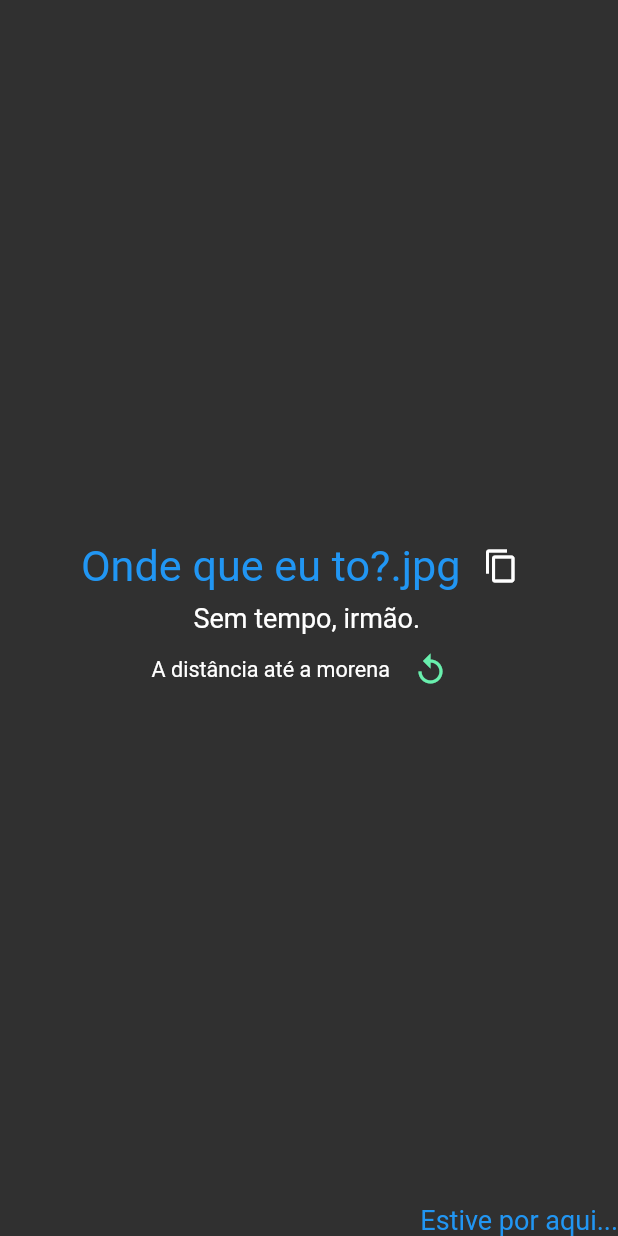
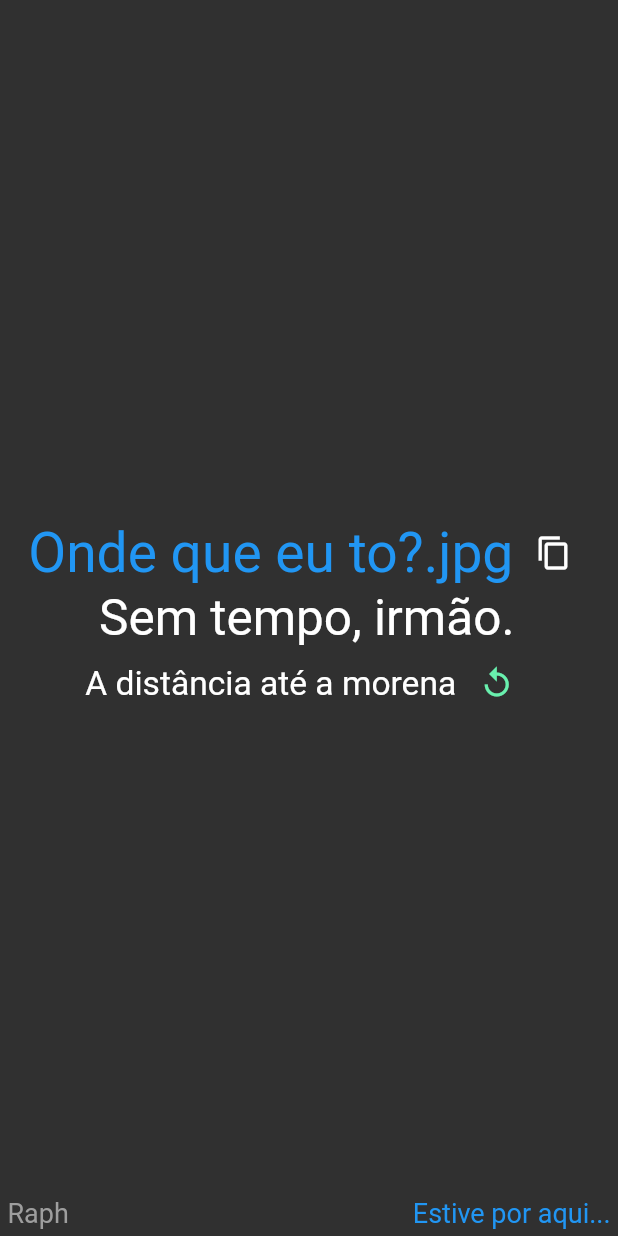
Before and after one commit to CabraKill/currentLocationView, a Flutter app: the screen it shows after launch, on a phone screen of 412 x 824 dp. Run offline on Flutter 3.47's test engine with Material 2 defaults, Android fonts, the phone set to English and light mode, and no system bars; missing offline and left inert: clippy; network calls fail.

Commit message:
resizable fix

```diff
--- a/lib/homePage.dart
+++ b/lib/homePage.dart
@@ -64,10 +64,11 @@ class _HomeState extends State<Home> {
   @override
   Widget build(BuildContext context) {
     return Scaffold(body: LayoutBuilder(builder: (contextt, constraints) {
-      double scale = 0.36;
-      if(constraints.maxWidth > 500)
-        scale = 1;
-      return Stack(
+      double scale = 0.46;
+      if (constraints.maxWidth > 750) scale = 1;
+      return Container(
+        padding: EdgeInsets.all(5),
+        child: Stack(
           children: <Widget>[
             Align(
               alignment: Alignment.center,
@@ -81,7 +82,8 @@ class _HomeState extends State<Home> {
                         fit: FlexFit.loose,
                         child: SelectableText(
                           location,
-                        style: TextStyle(fontSize: 80*scale, color: Colors.blue),
+                          style: TextStyle(
+                              fontSize: 80 * scale, color: Colors.blue),
                         ),
                       ),
                       IconButton(
@@ -101,7 +103,7 @@ class _HomeState extends State<Home> {
                   ),
                   SelectableText(
                     time,
-                  style: TextStyle(fontSize: 50*scale),
+                    style: TextStyle(fontSize: 50 * (scale + 0.2)),
                   ),
                   Row(
                     mainAxisSize: MainAxisSize.min,
@@ -110,7 +112,7 @@ class _HomeState extends State<Home> {
                         fit: FlexFit.loose,
                         child: SelectableText(
                           distance,
-                        style: TextStyle(fontSize: 40*scale),
+                          style: TextStyle(fontSize: 40 * (scale + 0.1)),
                         ),
                       ),
                       IconButton(
@@ -133,8 +135,16 @@ class _HomeState extends State<Home> {
                 "Estive por aqui...",
                 style: TextStyle(fontSize: 18, color: Colors.blue),
               ),
+            ),
+            Align(
+              alignment: Alignment.bottomLeft,
+              child: Text(
+                "Raph",
+                style: TextStyle(fontSize: 18, color: Colors.grey),
+              ),
             )
           ],
+        ),
       );
     }));
   }
```
Lines whose indentation alone changed are shown as unchanged.
